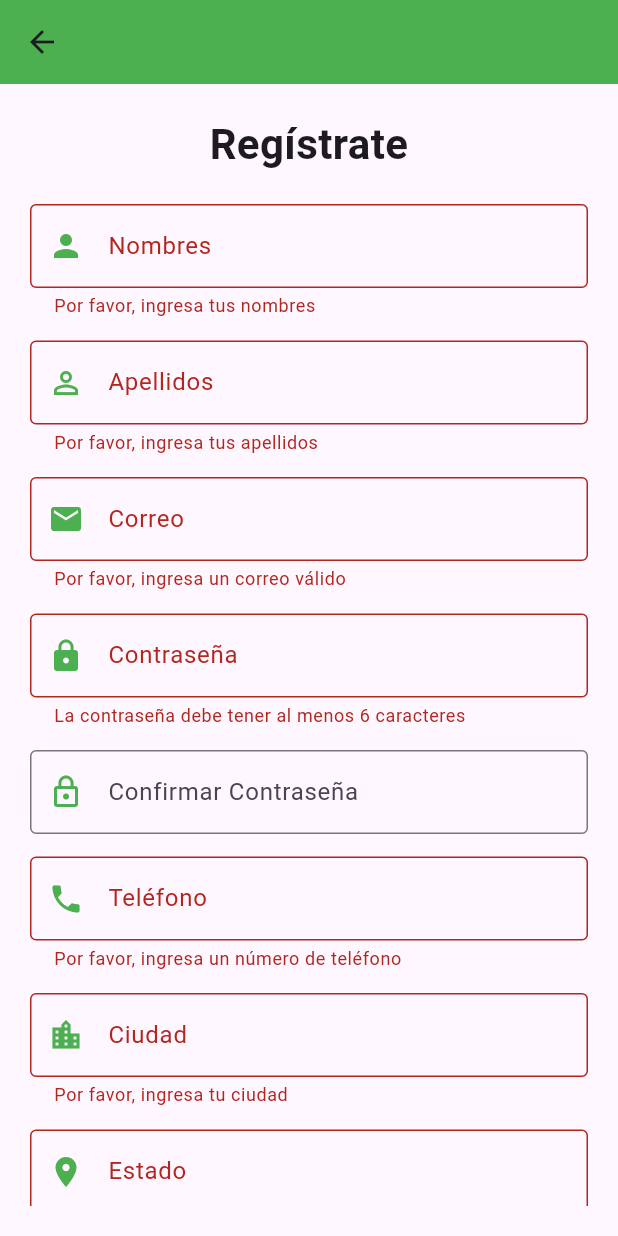
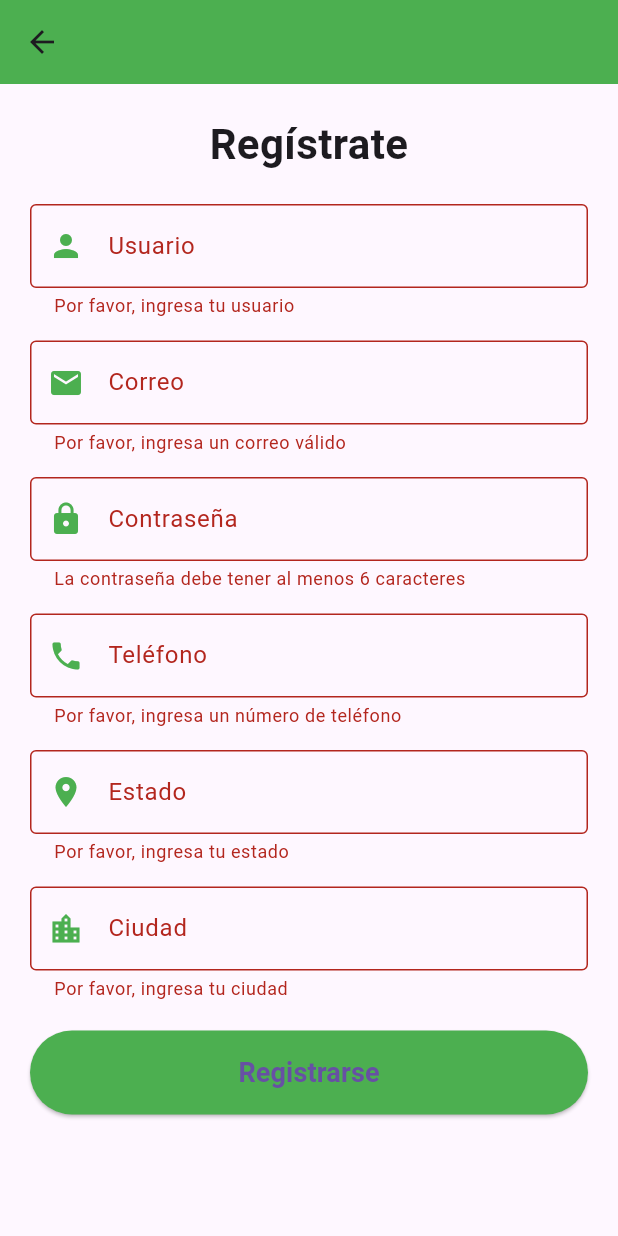
Before and after one commit to DulceST/ProyectoMoviles, a Flutter app: the RegisterScreen screen opened by its route, after a tap on "Registrarse", on a phone screen of 412 x 824 dp. Run offline on Flutter 3.47's test engine with Material 3 defaults, Android fonts, the phone set to English and light mode, and no system bars; our stand-ins replace cloud_firestore, convex_bottom_bar, firebase_auth, firebase_core, flutter_form_builder, font_awesome_flutter and 2 more; missing offline and left inert: animated_floating_buttons; accounts and stored records are empty.

Commit message:
registro de usuario realizado correctamente

```diff
--- a/lib/screens/login_screen.dart
+++ b/lib/screens/login_screen.dart
@@ -43,9 +43,9 @@ class _LoginScreenState extends State<LoginScreen> {
             TextField(
               controller: _usernameController,
               decoration: const InputDecoration(
-                labelText: 'Usuario',
+                labelText: 'Email',
                 border: OutlineInputBorder(),
-                prefixIcon: Icon(Icons.person),
+                prefixIcon: Icon(Icons.email),
               ),
             ),
             const SizedBox(height: 20),
@@ -69,7 +69,7 @@ class _LoginScreenState extends State<LoginScreen> {
                 ),
                 TextButton(
                   onPressed: () {
-                    Navigator.popAndPushNamed(context, '/register');
+                    Navigator.pushNamed(context, '/register');
                   },
                   child: const Text('Registrar'),
                 ),
@@ -98,7 +98,6 @@ class _LoginScreenState extends State<LoginScreen> {
               child: const Text('Iniciar sesión'),
             ),
             const SizedBox(height: 20),
-            // Enlaces para "Olvidé mi contraseña" y "Registrar"
             const SizedBox(height: 30),
             const Text('O inicia sesión con'),
             const SizedBox(height: 10),
--- a/lib/screens/register_screen.dart
+++ b/lib/screens/register_screen.dart
@@ -1,4 +1,5 @@
 import 'package:flutter/material.dart';
+import 'package:proyecto_moviles/utils/auth.dart';
 
 class RegisterScreen extends StatefulWidget {
   const RegisterScreen({super.key});
@@ -11,35 +12,72 @@ class _RegisterScreen extends State<RegisterScreen> {
   final _formKey = GlobalKey<FormState>();
 
   // Controladores para los campos
-  final _nameController = TextEditingController();
-  final _surnameController = TextEditingController();
+  final _userController = TextEditingController();
   final _emailController = TextEditingController();
   final _passwordController = TextEditingController();
-  final _confirmPasswordController = TextEditingController();
   final _phoneController = TextEditingController();
   final _cityController = TextEditingController();
   final _stateController = TextEditingController();
-  final _addressController = TextEditingController();
+  final AuthServices _authServices = AuthServices();
 
   // Método para manejar el registro
-  void _register() {
-    if (_formKey.currentState?.validate() == true) {
-      // Aquí puedes añadir la lógica para registrar al usuario
+  void _register() async {
+  if (_formKey.currentState?.validate() == true) {
+    String user = _userController.text;
+    String email = _emailController.text;
+    String password = _passwordController.text;
+    String phone = _phoneController.text;
+    String city = _cityController.text;
+    String state = _stateController.text;
+
+    // Llamar al método de creación de cuenta
+    var result = await _authServices.createAcount(
+      email, password, user,  phone, city, state,
+    );
+
+    if (result == null) {
+      ScaffoldMessenger.of(context).showSnackBar(
+        const SnackBar(content: Text('Error al crear la cuenta')),
+      );
+    } else if (result == 1) {
+      ScaffoldMessenger.of(context).showSnackBar(
+        const SnackBar(content: Text('Contraseña débil')),
+      );
+    } else if (result == 2) {
+      ScaffoldMessenger.of(context).showSnackBar(
+        const SnackBar(content: Text('El correo ya está en uso')),
+      );
+    } else {
       ScaffoldMessenger.of(context).showSnackBar(
         const SnackBar(content: Text('Usuario registrado exitosamente')),
       );
+
+      // Limpiar los campos del formulario
+      _userController.clear();
+      _emailController.clear();
+      _passwordController.clear();
+      _phoneController.clear();
+      _cityController.clear();
+      _stateController.clear();
+
+      // Redirigir al login
+      Navigator.popAndPushNamed(context, '/login');
     }
   }
+}
+
 
   @override
   Widget build(BuildContext context) {
     return Scaffold(
       appBar: AppBar(
+
         backgroundColor: Colors.green,
         leading: IconButton(
           icon: const Icon(Icons.arrow_back),
           onPressed: () {
-            Navigator.popAndPushNamed(context, '/login');
+            // Navega de vuelta a la pantalla de login
+            Navigator.pop(context);
           },
         ),
       ),
@@ -58,24 +96,12 @@ class _RegisterScreen extends State<RegisterScreen> {
                 ),
                 const SizedBox(height: 20),
                 _buildTextField(
-                  controller: _nameController,
-                  label: 'Nombres',
+                  controller: _userController,
+                  label: 'Usuario',
                   icon: Icons.person,
                   validator: (value) {
                     if (value == null || value.isEmpty) {
-                      return 'Por favor, ingresa tus nombres';
-                    }
-                    return null;
-                  },
-                ),
-                const SizedBox(height: 15),
-                _buildTextField(
-                  controller: _surnameController,
-                  label: 'Apellidos',
-                  icon: Icons.person_outline,
-                  validator: (value) {
-                    if (value == null || value.isEmpty) {
-                      return 'Por favor, ingresa tus apellidos';
+                      return 'Por favor, ingresa tu usuario';
                     }
                     return null;
                   },
@@ -108,19 +134,6 @@ class _RegisterScreen extends State<RegisterScreen> {
                 ),
                 const SizedBox(height: 15),
                 _buildTextField(
-                  controller: _confirmPasswordController,
-                  label: 'Confirmar Contraseña',
-                  icon: Icons.lock_outline,
-                  obscureText: true,
-                  validator: (value) {
-                    if (value != _passwordController.text) {
-                      return 'Las contraseñas no coinciden';
-                    }
-                    return null;
-                  },
-                ),
-                const SizedBox(height: 15),
-                _buildTextField(
                   controller: _phoneController,
                   label: 'Teléfono',
                   icon: Icons.phone,
@@ -128,18 +141,6 @@ class _RegisterScreen extends State<RegisterScreen> {
                   validator: (value) {
                     if (value == null || value.isEmpty) {
                       return 'Por favor, ingresa un número de teléfono';
-                    }
-                    return null;
-                  },
-                ),
-                const SizedBox(height: 15),
-                _buildTextField(
-                  controller: _cityController,
-                  label: 'Ciudad',
-                  icon: Icons.location_city,
-                  validator: (value) {
-                    if (value == null || value.isEmpty) {
-                      return 'Por favor, ingresa tu ciudad';
                     }
                     return null;
                   },
@@ -158,12 +159,12 @@ class _RegisterScreen extends State<RegisterScreen> {
                 ),
                 const SizedBox(height: 15),
                 _buildTextField(
-                  controller: _addressController,
-                  label: 'Dirección',
-                  icon: Icons.home,
+                  controller: _cityController,
+                  label: 'Ciudad',
+                  icon: Icons.location_city,
                   validator: (value) {
                     if (value == null || value.isEmpty) {
-                      return 'Por favor, ingresa tu dirección';
+                      return 'Por favor, ingresa tu ciudad';
                     }
                     return null;
                   },
@@ -201,8 +202,8 @@ class _RegisterScreen extends State<RegisterScreen> {
       decoration: InputDecoration(
         labelText: label,
         prefixIcon: Icon(icon, color: Colors.green),
-        border: OutlineInputBorder(),
-        focusedBorder: OutlineInputBorder(
+        border: const OutlineInputBorder(),
+        focusedBorder: const OutlineInputBorder(
           borderSide: BorderSide(color: Colors.green),
         ),
       ),
--- a/lib/utils/auth.dart
+++ b/lib/utils/auth.dart
@@ -1,14 +1,33 @@
+import 'package:cloud_firestore/cloud_firestore.dart';
 import 'package:firebase_auth/firebase_auth.dart';
 
 class AuthServices{
   final FirebaseAuth _auth = FirebaseAuth.instance;
 
   //Creacion de la cuenta
-  Future createAcount(String email, String password)async{
+  Future createAcount(String email, String password, String user, String phone, String state, String city)async{
     try {
       UserCredential userCredential = await FirebaseAuth.instance.createUserWithEmailAndPassword(email: email, password: password);
       print(userCredential.user);
-      return(userCredential.user?.uid);//el uid es el id del usuario
+
+      String userId = userCredential.user?.uid ?? ''; // Obtener el UID del usuario recién creado
+
+      // Verificar si el UID es válido antes de proceder
+    if (userId.isNotEmpty) {
+      // Crear un documento en Firestore con la información del usuario
+      await FirebaseFirestore.instance.collection('users').doc(userId).set({
+        'user': user,
+        'email': email,
+        'password': password,
+        'phone': phone,
+        'state': state,
+        'city': city,
+
+      });
+      return userId;
+    }else{
+       return null;
+    }
     } on FirebaseAuthException catch (e) {
       //password debil
       if(e.code == 'weak-password'){
```
Also changed, not shown: 1 other file.
